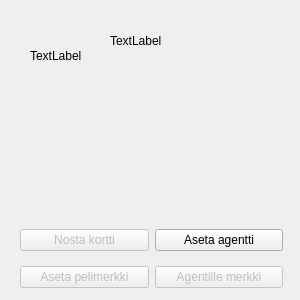
elguitar/los-horos, file ElectionGame/Student/kaupunginosa.ui: the form before one commit.
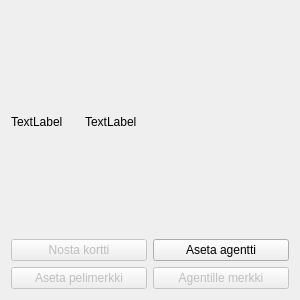
The form after the commit.

Commit message: =Kaupunginosa isketty svenggaamaan

Diff of the .ui file:
```diff
--- a/ElectionGame/Student/kaupunginosa.ui
+++ b/ElectionGame/Student/kaupunginosa.ui
@@ -22,18 +22,18 @@
     <height>300</height>
    </size>
   </property>
+  <property name="maximumSize">
+   <size>
+    <width>300</width>
+    <height>300</height>
+   </size>
+  </property>
   <property name="windowTitle">
    <string>Form</string>
   </property>
+  <layout class="QGridLayout" name="gridLayout_2">
+   <item row="0" column="1" colspan="3">
   <widget class="QLabel" name="nimi">
-   <property name="geometry">
-    <rect>
-     <x>110</x>
-     <y>20</y>
-     <width>171</width>
-     <height>41</height>
-    </rect>
-   </property>
    <property name="text">
     <string>TextLabel</string>
    </property>
@@ -41,15 +41,8 @@
     <bool>true</bool>
    </property>
   </widget>
-  <widget class="QWidget" name="gridLayoutWidget">
-   <property name="geometry">
-    <rect>
-     <x>20</x>
-     <y>220</y>
-     <width>263</width>
-     <height>78</height>
-    </rect>
-   </property>
+   </item>
+   <item row="2" column="0" colspan="4">
    <layout class="QGridLayout" name="gridLayout">
     <item row="0" column="1">
      <widget class="QPushButton" name="setAgent">
@@ -95,70 +88,18 @@
      </widget>
     </item>
    </layout>
-  </widget>
+   </item>
+   <item row="0" column="0">
   <widget class="QLabel" name="pakka">
-   <property name="geometry">
-    <rect>
-     <x>30</x>
-     <y>10</y>
-     <width>61</width>
-     <height>91</height>
-    </rect>
-   </property>
    <property name="text">
     <string>TextLabel</string>
    </property>
   </widget>
-  <widget class="QWidget" name="age1" native="true">
-   <property name="geometry">
-    <rect>
-     <x>40</x>
-     <y>120</y>
-     <width>61</width>
-     <height>91</height>
-    </rect>
-   </property>
-   <property name="autoFillBackground">
-    <bool>true</bool>
-   </property>
-  </widget>
-  <widget class="QWidget" name="age3" native="true">
-   <property name="geometry">
-    <rect>
-     <x>200</x>
-     <y>120</y>
-     <width>61</width>
-     <height>91</height>
-    </rect>
-   </property>
-   <property name="autoFillBackground">
-    <bool>true</bool>
-   </property>
-  </widget>
-  <widget class="QWidget" name="age2" native="true">
-   <property name="geometry">
-    <rect>
-     <x>120</x>
-     <y>120</y>
-     <width>61</width>
-     <height>91</height>
-    </rect>
-   </property>
-   <property name="autoFillBackground">
-    <bool>true</bool>
-   </property>
-  </widget>
-  <widget class="QWidget" name="horizontalLayoutWidget">
-   <property name="geometry">
-    <rect>
-     <x>40</x>
-     <y>120</y>
-     <width>221</width>
-     <height>91</height>
-    </rect>
-   </property>
+   </item>
+   <item row="1" column="0" colspan="4">
    <layout class="QHBoxLayout" name="agentit"/>
-  </widget>
+   </item>
+  </layout>
  </widget>
  <resources/>
  <connections/>
```
Lines whose indentation alone changed are shown as unchanged.
